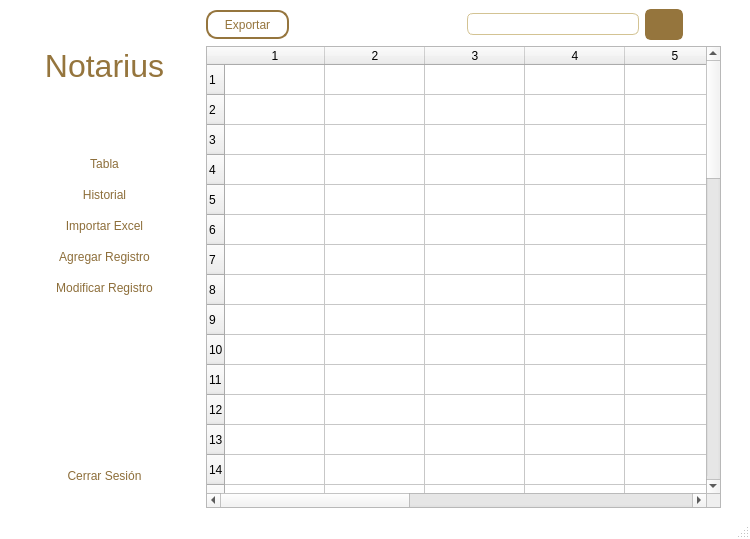
Qt form frontend/ver-tabla.ui (andreadh01/Notarius) before a commit.
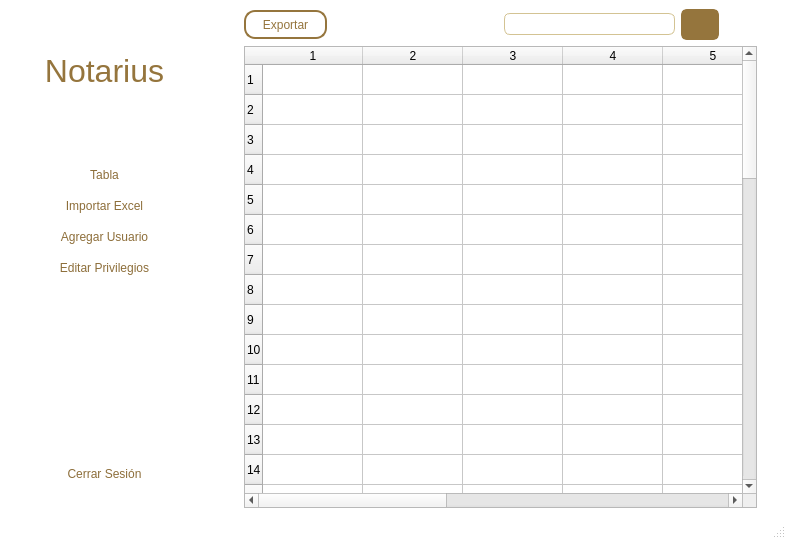
The same form after that commit. Icons and pictures are not drawn.

Commit message: modificar botones y otros detalles

```diff
--- a/frontend/ver-tabla.ui
+++ b/frontend/ver-tabla.ui
@@ -6,7 +6,7 @@
    <rect>
     <x>0</x>
     <y>0</y>
-    <width>750</width>
+    <width>786</width>
     <height>539</height>
    </rect>
   </property>
@@ -23,7 +23,7 @@
    <property name="styleSheet">
     <string notr="true"/>
    </property>
-   <layout class="QHBoxLayout" name="horizontalLayout" stretch="0,0,0">
+   <layout class="QHBoxLayout" name="horizontalLayout" stretch="0,0,0,0">
     <item>
      <layout class="QVBoxLayout" name="verticalLayout_5">
       <item>
@@ -141,36 +141,6 @@
           </property>
          </widget>
         </item>
-        <item>
-         <widget class="QPushButton" name="pushButton_6">
-          <property name="styleSheet">
-           <string notr="true">QPushButton {
-	color: rgb(141, 110, 58);
-	border: none;
-	font: 10pt &quot;Arial Rounded MT Bold&quot;;
-	height: 25px;
-}
-
-QPushButton:hover {
-	background-color: rgb(149, 117, 61);
-	color: rgb(255, 255, 255);
-}
-
-QPushButton:pressed {
-    border-style: inset;
-    background-color: rgb(149, 117, 61);
-	color: rgb(255, 255, 255);
-}</string>
-          </property>
-          <property name="text">
-           <string>Historial</string>
-          </property>
-          <property name="icon">
-           <iconset>
-            <normaloff>file-history-fill.png</normaloff>file-history-fill.png</iconset>
-          </property>
-         </widget>
-        </item>
         <item>
          <widget class="QPushButton" name="pushButton_9">
           <property name="styleSheet">
@@ -202,13 +172,13 @@
          </widget>
         </item>
         <item>
-         <widget class="QPushButton" name="pushButton_8">
+         <widget class="QPushButton" name="pushButton_6">
           <property name="styleSheet">
            <string notr="true">QPushButton {
 	color: rgb(141, 110, 58);
 	border: none;
 	font: 10pt &quot;Arial Rounded MT Bold&quot;;
-height: 25px;
+	height: 25px;
 }
 
 QPushButton:hover {
@@ -223,7 +193,7 @@
 }</string>
           </property>
           <property name="text">
-           <string>Agregar Registro</string>
+           <string>Agregar Usuario</string>
           </property>
           <property name="icon">
            <iconset>
@@ -238,7 +208,7 @@
 	color: rgb(141, 110, 58);
 	border: none;
 	font: 10pt &quot;Arial Rounded MT Bold&quot;;
-height: 25px;
+	height: 25px;
 }
 
 QPushButton:hover {
@@ -253,7 +223,7 @@
 }</string>
           </property>
           <property name="text">
-           <string>Modificar Registro</string>
+           <string>Editar Privilegios</string>
           </property>
           <property name="icon">
            <iconset>
@@ -412,6 +382,63 @@
       </item>
      </layout>
     </item>
+    <item>
+     <layout class="QVBoxLayout" name="verticalLayout_2">
+      <item>
+       <spacer name="verticalSpacer_16">
+        <property name="orientation">
+         <enum>Qt::Vertical</enum>
+        </property>
+        <property name="sizeHint" stdset="0">
+         <size>
+          <width>20</width>
+          <height>40</height>
+         </size>
+        </property>
+       </spacer>
+      </item>
+      <item>
+       <widget class="QPushButton" name="pushButton_10">
+        <property name="styleSheet">
+         <string notr="true">QPushButton {
+border-radius: 6px;
+background-color: rgb(255, 255, 255);
+color: white;
+height: 25px;
+}
+
+QPushButton:hover {
+	
+	
+	background-color: rgb(179, 179, 179);
+	color: rgb(255, 255, 255);
+	border: 3px solid  rgb(255, 255, 255)
+}
+
+QPushButton:pressed {
+    border-style: inset;
+    background-color: rgb(103, 80, 41);
+	color: rgb(255, 255, 255);
+	border: 3px solid  rgb(103, 80, 41);
+}</string>
+        </property>
+        <property name="text">
+         <string/>
+        </property>
+        <property name="icon">
+         <iconset>
+          <normaloff>add-circle-fill.png</normaloff>add-circle-fill.png</iconset>
+        </property>
+        <property name="iconSize">
+         <size>
+          <width>20</width>
+          <height>20</height>
+         </size>
+        </property>
+       </widget>
+      </item>
+     </layout>
+    </item>
     <item>
      <layout class="QVBoxLayout" name="verticalLayout">
       <item>
```
Left out of the diff: 4 changed lines with no effect on the pictures. The commit also changes 5 other files.
